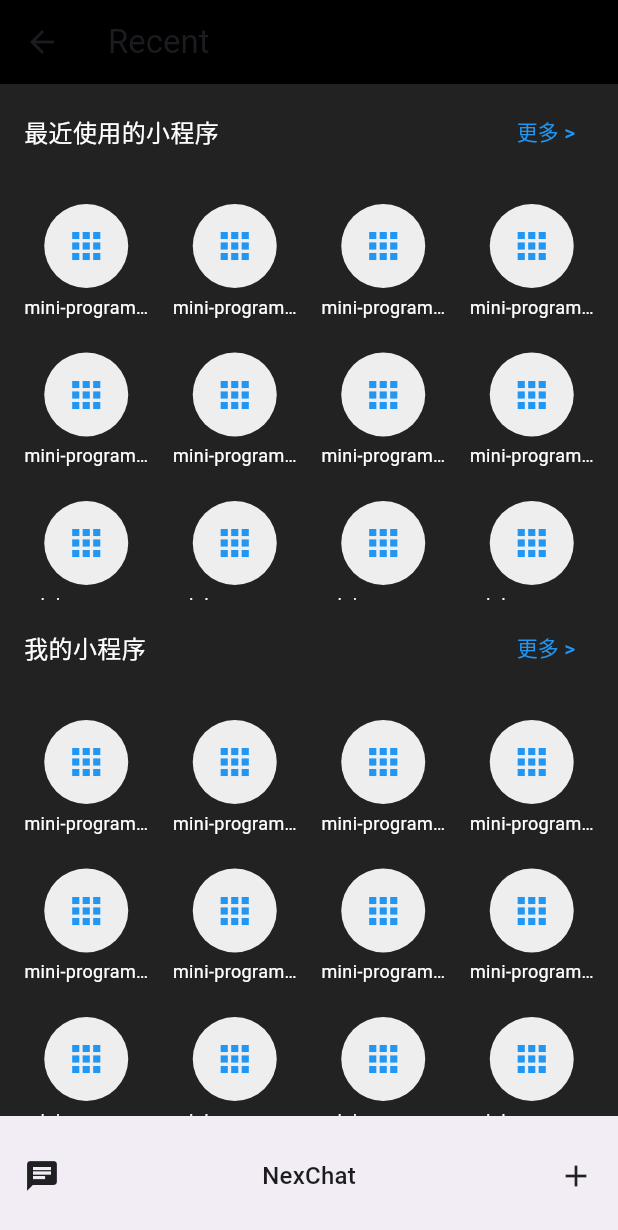
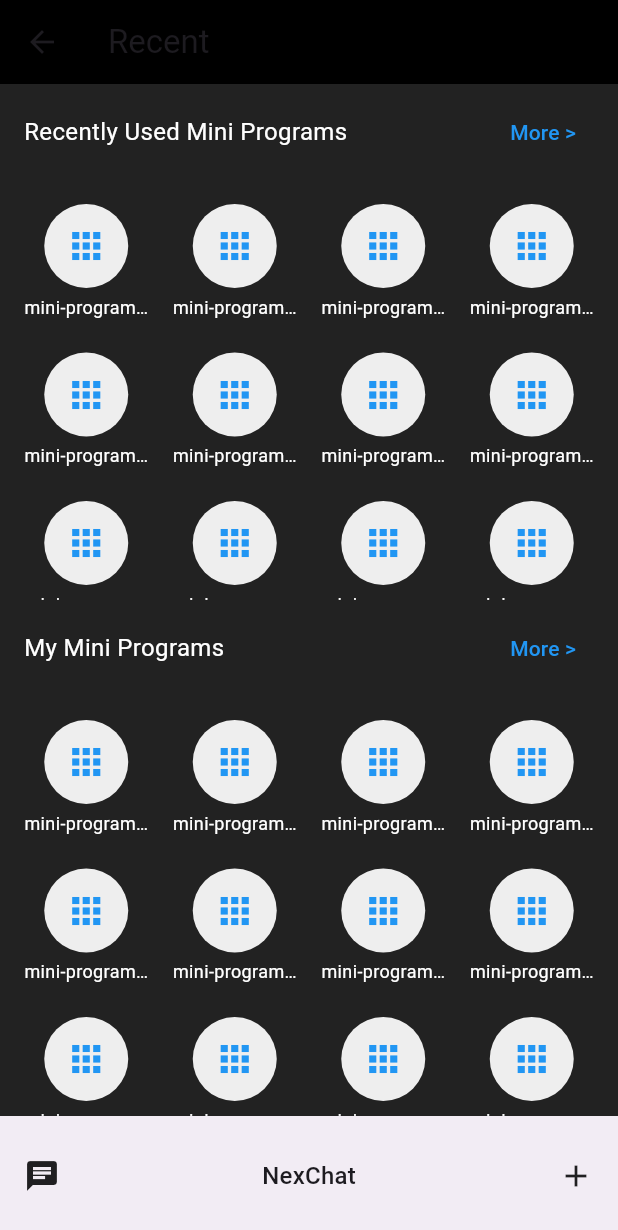
Before and after one commit to airdb/NexChat, a Flutter app: the ChatMiniProgramPage screen opened by its route, on a phone screen of 412 x 824 dp. Shown: the top 1230 px of the screen. Run offline on Flutter 3.47's test engine with Material 3 defaults, Android fonts, the phone set to English and light mode, and no system bars; our stand-ins replace flutter_svg; generated files the repository leaves out were written again; network calls fail.

Commit message:
feat: add mini program

```diff
--- a/lib/pages/chat/chat_mini_program.dart
+++ b/lib/pages/chat/chat_mini_program.dart
@@ -21,9 +21,9 @@ class ChatMiniProgramPage extends StatelessWidget {
       backgroundColor: Colors.black87,
       body: Column(
         children: [
-          _buildSectionHeader(context, '最近使用的小程序'),
+          _buildSectionHeader(context, 'Recently Used Mini Programs'),
           _buildGridView(),
-          _buildSectionHeader(context, '我的小程序'),
+          _buildSectionHeader(context, 'My Mini Programs'),
           _buildGridView(),
         ],
       ),
@@ -69,7 +69,7 @@ class ChatMiniProgramPage extends StatelessWidget {
             TextButton(
               onPressed: () {},
               child: Text(
-                '更多 >',
+                'More >',
                 style: TextStyle(color: Colors.blue),
               ),
             ),
```
Also changed, not shown: lib/pages/chat/index.dart (+41 -16 lines).
